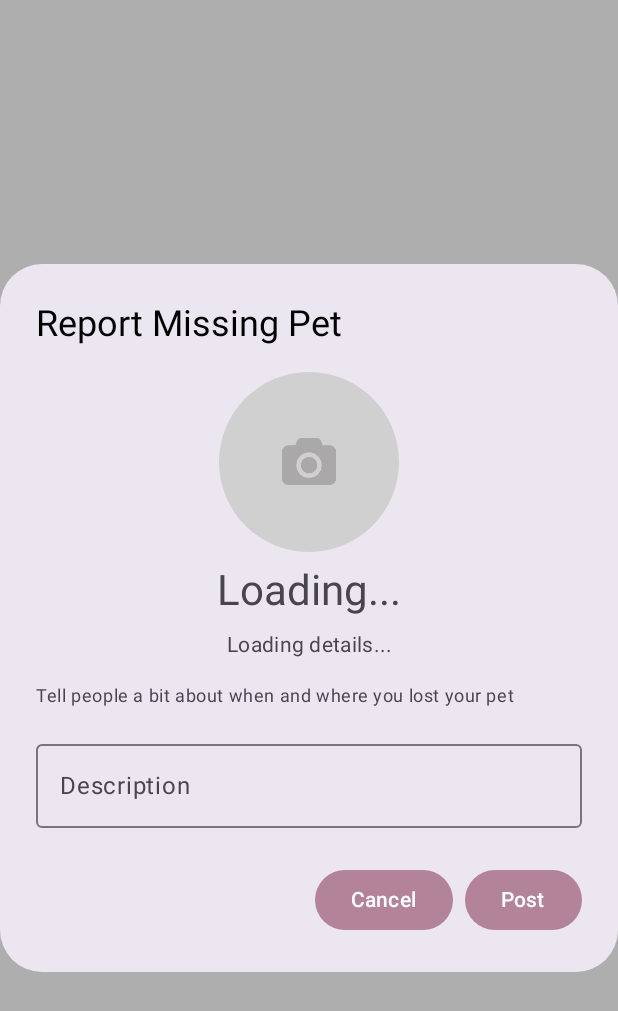
After one commit to twqDaniell/PawPlan, an Android app built with Jetpack Compose: the composable ReportMissingPetPopup called with empty values, on a phone screen of 412 x 824 dp. The commit adds this screen. Shown: the top 1011 px of the screen. Run offline under Robolectric (Android 15) with nearby library versions, the phone set to English and light mode, and no system bars; our stand-ins replace Firebase (no records; nobody signed in at launch, a user with empty details on screens opened directly); pictures from the network do not load.

Commit message:
Finish missing screen

```diff
--- a/app/src/main/java/com/example/pawplan/ScaffoldContent.kt
+++ b/app/src/main/java/com/example/pawplan/ScaffoldContent.kt
@@ -10,7 +10,7 @@ import androidx.navigation.compose.composable
 import androidx.navigation.compose.rememberNavController
 import com.example.pawplan.foods.FoodScreen
 import com.example.pawplan.health.HealthScreen
-import com.example.pawplan.missing.MissingPetsScreenPreview
+import com.example.pawplan.missing.MissingScreen
 import com.example.pawplan.profile.ProfileScreen
 
 @Composable
@@ -35,7 +35,7 @@ fun BarsWithScaffold() {
                 HealthScreen() // Your Health Screen Composable
             }
             composable("missing") {
-                MissingPetsScreenPreview() // Your Missing Screen Composable
+                MissingScreen() // Your Missing Screen Composable
             }
             composable("food") {
                 FoodScreen(
--- /dev/null
+++ b/app/src/main/java/com/example/pawplan/missing/ReportMissingPetPopup.kt
@@ -0,0 +1,66 @@
+package com.example.pawplan.missing
+
+import androidx.compose.foundation.layout.Arrangement
+import androidx.compose.foundation.layout.Column
+import androidx.compose.foundation.layout.fillMaxWidth
+import androidx.compose.material3.AlertDialog
+import androidx.compose.material3.Button
+import androidx.compose.material3.MaterialTheme
+import androidx.compose.material3.OutlinedTextField
+import androidx.compose.material3.Text
+import androidx.compose.runtime.Composable
+import androidx.compose.runtime.getValue
+import androidx.compose.runtime.mutableStateOf
+import androidx.compose.runtime.remember
+import androidx.compose.runtime.setValue
+import androidx.compose.ui.Modifier
+import androidx.compose.ui.unit.dp
+import androidx.lifecycle.viewmodel.compose.viewModel
+import com.example.pawplan.models.MainViewModel
+import com.example.pawplan.profile.PetDetailsSection
+
+@Composable
+fun ReportMissingPetPopup(
+    petId: String,
+    onDismiss: () -> Unit,
+    onSave: (String) -> Unit,
+    mainViewModel: MainViewModel = viewModel()
+) {
+    var description by remember { mutableStateOf("") }
+
+    AlertDialog(
+        onDismissRequest = onDismiss,
+        title = { Text("Report Missing Pet") },
+        text = {
+            Column(
+                modifier = Modifier.fillMaxWidth(),
+                verticalArrangement = Arrangement.spacedBy(16.dp)
+            ) {
+                PetDetailsSection(mainViewModel)
+                Text(
+                    text = "Tell people a bit about when and where you lost your pet",
+                    style = MaterialTheme.typography.bodySmall
+                )
+                OutlinedTextField(
+                    value = description,
+                    onValueChange = { description = it },
+                    label = { Text("Description") },
+                    modifier = Modifier.fillMaxWidth()
+                )
+            }
+        },
+        confirmButton = {
+            Button(onClick = {
+                onSave(description)
+                onDismiss()
+            }) {
+                Text("Post")
+            }
+        },
+        dismissButton = {
+            Button(onClick = onDismiss) {
+                Text("Cancel")
+            }
+        }
+    )
+}
```
Also changed, not shown: app/src/main/java/com/example/pawplan/missing/MissingPetCard.kt (+22 -7 lines), app/src/main/java/com/example/pawplan/missing/MissingPets.kt (+33 -28 lines), app/src/main/java/com/example/pawplan/missing/MissingScreen.kt (+142 -4 lines).
